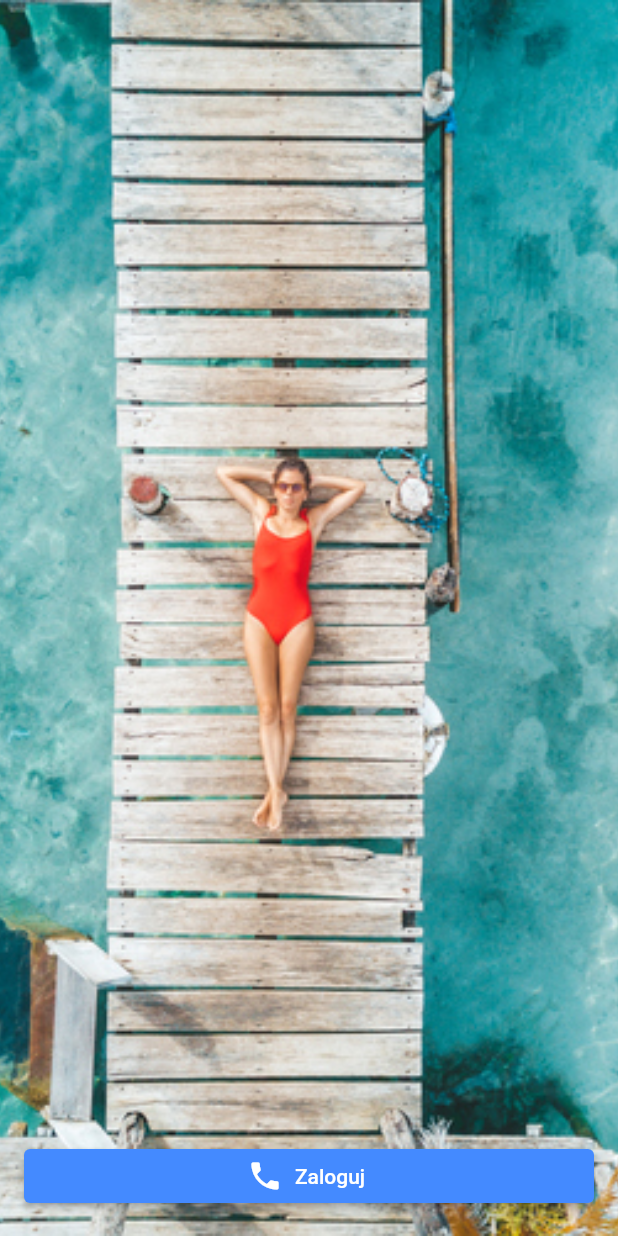
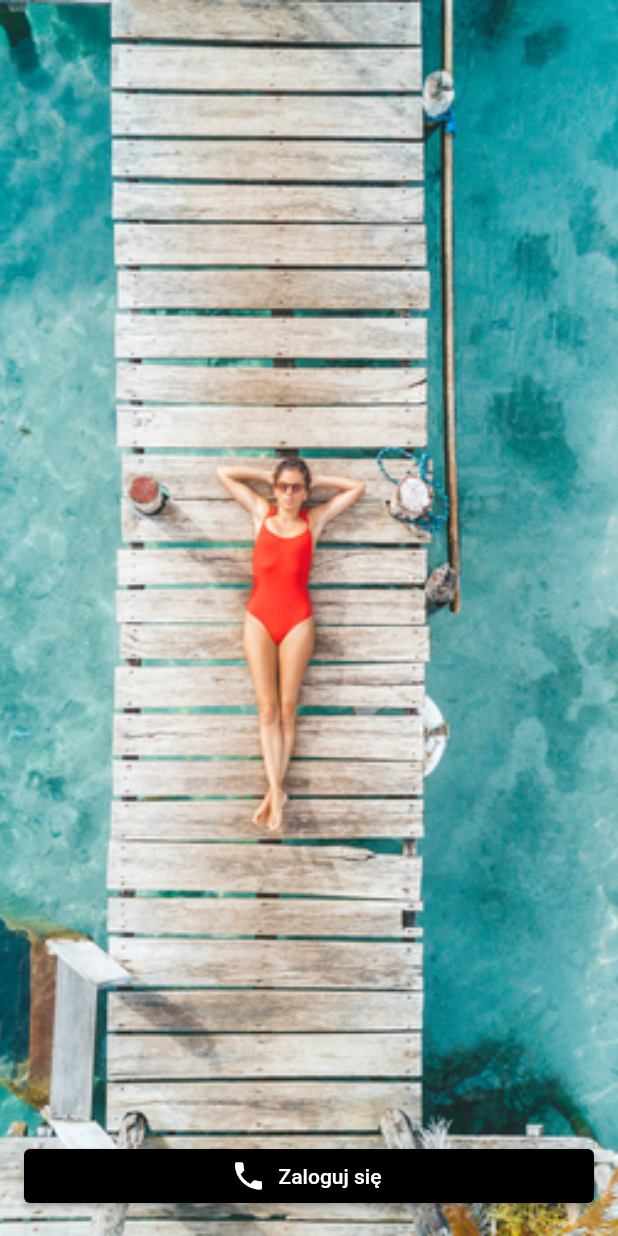
Before and after one commit to Pr0kop/BookingApp, a Flutter app: the screen it shows after launch, on a phone screen of 412 x 824 dp. Run offline on Flutter 3.47's test engine with Material 2 defaults, Android fonts, the phone set to English and light mode, and no system bars; our stand-ins replace firebase_auth, firebase_core, flutter_riverpod, page_transition; missing offline and left inert: firebase_auth_ui; accounts and stored records are empty.

```diff
--- a/lib/main.dart
+++ b/lib/main.dart
@@ -2,8 +2,10 @@ import 'package:firebase_auth/firebase_auth.dart';
 import 'package:firebase_auth_ui/firebase_auth_ui.dart';
 import 'package:firebase_auth_ui/providers.dart';
 import 'package:firebase_core/firebase_core.dart';
+import 'package:first_app/screens/home_screen.dart';
+import 'package:first_app/utils/utils.dart';
 import 'package:flutter/services.dart';
-import 'state/state_managment.dart';
+import 'package:page_transition/page_transition.dart';
 import 'package:flutter/material.dart';
 import 'package:flutter_riverpod/flutter_riverpod.dart';
 import 'package:first_app/state/state_managment.dart';
@@ -25,6 +27,18 @@ class MyApp extends StatelessWidget {
   Widget build(BuildContext context) {
     return MaterialApp(
       title: 'Flutter Demo',
+      onGenerateRoute: (settings){
+        switch(settings.name){
+          case '/home':
+            return PageTransition(
+                settings: settings,
+                child: HomePage(),
+                type: PageTransitionType.fade);
+            break;
+          default:
+            return null;
+        }
+      },
       theme: ThemeData(
         // This is the theme of your application.
         //
@@ -37,35 +51,46 @@ class MyApp extends StatelessWidget {
         // is not restarted.
         primarySwatch: Colors.blue,
       ),
-      home: const MyHomePage(title: 'Flutter Demo Home Page'),
+      home: MyHomePage(),
     );
   }
 }
 
-class MyHomePage extends StatefulWidget {
-  //const MyHomePage({Key? key, required this.title}) : super(key: key);
-  const MyHomePage({Key key, this.title}) : super(key: key);
+
+class MyHomePage extends ConsumerWidget {
+  GlobalKey<ScaffoldState> scaffoldState = new GlobalKey();
 
 
-  // This widget is the home page of your application. It is stateful, meaning
-  // that it has a State object (defined below) that contains fields that affect
-  // how it looks.
+  processLogin(BuildContext context) {
+    var user = FirebaseAuth.instance.currentUser;
+    if(user == null) // gdy nie jest zalogowany
+        {
+      FirebaseAuthUi.instance()
+          .launchAuth([
+        AuthProvider.phone()
+      ]).then((firebaseUser) {
+        // odswiezenie stanu
+    //    context.read().state = userLogged;
+        Navigator.pushNamedAndRemoveUntil(context, '/home', (route) => false);
+        }).catchError((e) {
+        if(e is PlatformException)
+          if(e.code == FirebaseAuthUi.kUserCancelledError) {
+            ScaffoldMessenger.of(scaffoldState.currentContext).showSnackBar(
+                SnackBar(content: Text('${e.message}')));
+          }else {
+            ScaffoldMessenger.of(scaffoldState.currentContext).showSnackBar(
+                SnackBar(content: Text('Nieznany blad')));
+          }
+       });
+    }
+    else // zalogowany -> przejdz na strone glowna
+        {
 
-  // This class is the configuration for the state. It holds the values (in this
-  // case the title) provided by the parent (in this case the App widget) and
-  // used by the build method of the State. Fields in a Widget subclass are
-  // always marked "final".
-
-  final String title;
+    }
+  }
 
   @override
-  State<MyHomePage> createState() => _MyHomePageState();
-}
-
-class _MyHomePageState extends State<MyHomePage> {
-  GlobalKey<ScaffoldState> scaffoldState = new GlobalKey();
-  @override
-  Widget build(BuildContext context) {
+  Widget build(BuildContext context, WidgetRef ref) {
     return Scaffold(
       key: scaffoldState,
       body: Container(
@@ -80,13 +105,27 @@ class _MyHomePageState extends State<MyHomePage> {
               padding: const EdgeInsets.all(16),
               width: MediaQuery.of(context).size.width,
               // child: ElevatedButton(onPressed: () {  }, child: Text('Zaloguj')),
-              child: ElevatedButton.icon(
-                onPressed: () => processLogin(context),
-                icon: Icon(Icons.phone, color: Colors.white),
-                label: Text('Zaloguj', style: TextStyle(color:Colors.white),),
-                style: ButtonStyle(
-                    backgroundColor: MaterialStateProperty.all(Colors.blueAccent)
-                ),
+              child: FutureBuilder(
+                future: checkLoginState(context),
+                builder: (context,snapshot){
+                  if(snapshot.connectionState == ConnectionState.waiting)
+                    return Center(child: CircularProgressIndicator(),);
+                  else{
+                    var userState = snapshot.data as LOGIN_STATE;
+                    if(userState == LOGIN_STATE.LOGGED){
+                      return Container();
+                    }
+                    else{
+                      //If user not login before then return button
+                      return ElevatedButton.icon(
+                          onPressed: ()=> processLogin(context),
+                          icon: Icon(Icons.phone, color:Colors.white),
+                          label: Text('Zaloguj się', style: TextStyle(color: Colors.white),),
+                          style: ButtonStyle(backgroundColor: MaterialStateProperty.all(Colors.black)),
+                      );
+                    }
+                  }
+                },
               ),
             )
           ],
@@ -95,31 +134,20 @@ class _MyHomePageState extends State<MyHomePage> {
     );
   }
 
-  processLogin(BuildContext context) {
-    var user = FirebaseAuth.instance.currentUser;
-    if(user == null) // gdy nie jest zalogowany
-        {
-      FirebaseAuthUi.instance()
-          .launchAuth([
-        AuthProvider.phone()
-      ]).then((firebaseUser) {
-        // odswiezenie stanu
-        context.read().state = userLogged;
-        ScaffoldMessenger.of(scaffoldState.currentContext).showSnackBar(
-            SnackBar(content: Text('Zalogowano pomyslnie ${FirebaseAuth.instance.currentUser.phoneNumber}')));
-      }).catchError((e) {
-        if(e is PlatformException)
-          if(e.code == FirebaseAuthUi.kUserCancelledError)
-            ScaffoldMessenger.of(scaffoldState.currentContext).showSnackBar(
-                SnackBar(content: Text('${e.message}')));
-          else
-            ScaffoldMessenger.of(scaffoldState.currentContext).showSnackBar(
-                SnackBar(content: Text('Nieznany blad')));
-       });
-    }
-    else // zalogowany -> przejdz na strone glowna
-        {
-
-    }
+  Future<LOGIN_STATE>  checkLoginState(BuildContext context) async{
+      await Future.delayed(Duration(seconds: 3)).then((value) => {
+        FirebaseAuth.instance.currentUser
+        .getIdToken()
+        .then((token){
+          //If get token, we print it
+          print('$token');
+        //  context.read().state = userToken;
+          // And because user already login, we will start new screen
+          Navigator.pushNamedAndRemoveUntil(context, '/home', (route) => false);
+        })
+      });
+      return FirebaseAuth.instance.currentUser != null
+          ? LOGIN_STATE.LOGGED
+          : LOGIN_STATE.NOT_LOGIN;
   }
 }
--- a/lib/state/state_managment.dart
+++ b/lib/state/state_managment.dart
@@ -4,3 +4,4 @@ import 'package:firebase_auth/firebase_auth.dart';
 import 'package:flutter_riverpod/flutter_riverpod.dart';
 
 final userLogged = StateProvider((ref) => FirebaseAuth.instance.currentUser);
+final userToken = StateProvider((ref)=>'');
--- /dev/null
+++ b/lib/utils/utils.dart
@@ -0,0 +1 @@
+enum LOGIN_STATE{LOGGED,NOT_LOGIN}
--- a/pubspec.yaml
+++ b/pubspec.yaml
@@ -30,7 +30,7 @@ environment:
 dependencies:
   flutter:
     sdk: flutter
-  provider: ^4.1.1
+  provider: ^6.0.2
 
 
   # The following adds the Cupertino Icons font to your application.
@@ -41,7 +41,9 @@ dependencies:
   firebase_auth_ui: any
   firebase_core: any
   flutter_riverpod: any
-  flutter_svg: ^0.23.0+1
+  page_transition: any
+  flutter_svg: ^1.0.0
+
 
 dev_dependencies:
   flutter_test:
```
Also changed, not shown: lib/screens/home_screen.dart (added, +14 -0 lines), pubspec.lock.
